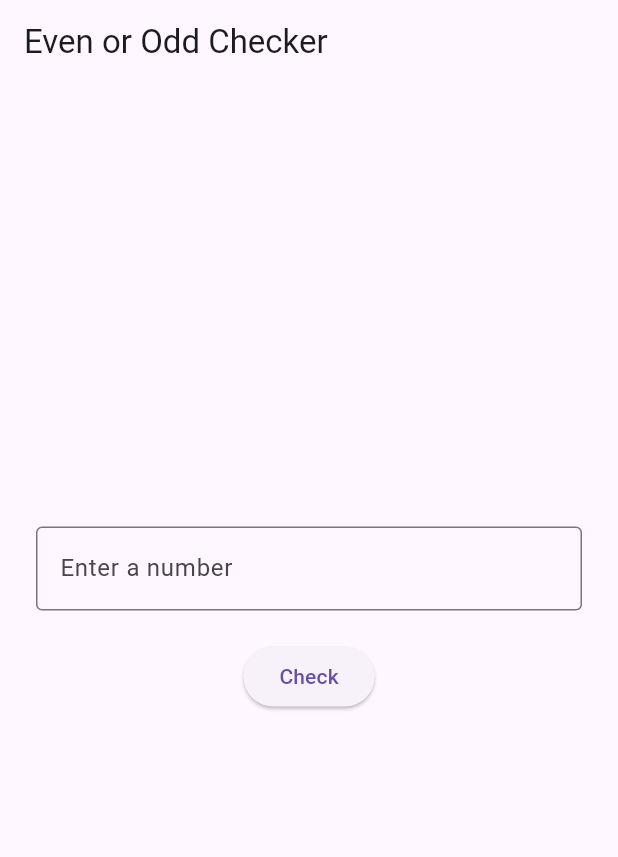
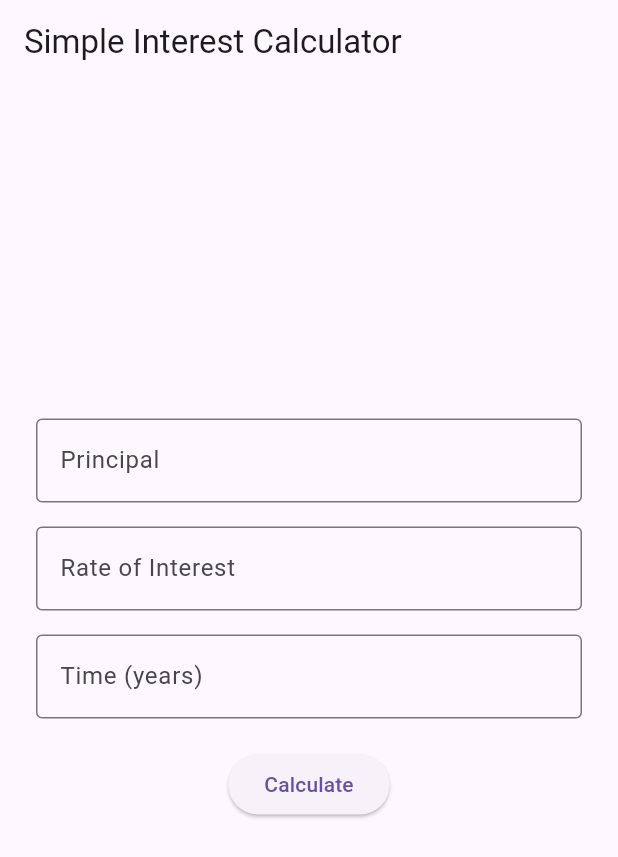
Before and after one commit to raghuprasadks/flutter_may_2025, a Flutter app: the screen it shows after launch, on a phone screen of 412 x 824 dp. Shown: the top 857 px of the screen. Run offline on Flutter 3.47's test engine with Material 3 defaults, Android fonts, the phone set to English and light mode, and no system bars.

Commit message:
simple interest

```diff
--- a/classes/Day3-flutter-14-may-2025.txt
+++ b/classes/Day3-flutter-14-may-2025.txt
@@ -13,5 +13,15 @@ commands for flutter
 3. flutter run
 4. flutter doctor
 
+https://dartpad.dev/
 
 2. Working with flutter widgets
+a. prime number
+b. Simple Interest
+
+Principal : <text box>
+Rate Of Interest : <text box>
+Time in Years :<text box>
+<Calculate>
+
+Simple Interest :
--- a/programs/flutterapp/flutterbasics/lib/main.dart
+++ b/programs/flutterapp/flutterbasics/lib/main.dart
@@ -12,19 +12,22 @@ class MyApp extends StatefulWidget {
 }
 
 class _MyAppState extends State<MyApp> {
-  final TextEditingController _controller = TextEditingController();
+  final TextEditingController _principalController = TextEditingController();
+  final TextEditingController _rateController = TextEditingController();
+  final TextEditingController _timeController = TextEditingController();
   String _result = '';
 
-  void _checkEvenOdd() {
-    final input = _controller.text;
-    final number = int.tryParse(input);
+  void _calculateSimpleInterest() {
+    final principal = double.tryParse(_principalController.text);
+    final rate = double.tryParse(_rateController.text);
+    final time = double.tryParse(_timeController.text);
+
     setState(() {
-      if (number == null) {
-        _result = 'Please enter a valid integer';
-      } else if (number % 2 == 0) {
-        _result = '$number is Even';
+      if (principal == null || rate == null || time == null) {
+        _result = 'Please enter valid numbers';
       } else {
-        _result = '$number is Odd';
+        final si = (principal * rate * time) / 100;
+        _result = 'Simple Interest: $si';
       }
     });
   }
@@ -33,7 +36,7 @@ class _MyAppState extends State<MyApp> {
   Widget build(BuildContext context) {
     return MaterialApp(
       home: Scaffold(
-        appBar: AppBar(title: const Text('Even or Odd Checker')),
+        appBar: AppBar(title: const Text('Simple Interest Calculator')),
         body: Center(
           child: Padding(
             padding: const EdgeInsets.all(24.0),
@@ -41,17 +44,35 @@ class _MyAppState extends State<MyApp> {
               mainAxisAlignment: MainAxisAlignment.center,
               children: [
                 TextField(
-                  controller: _controller,
+                  controller: _principalController,
                   keyboardType: TextInputType.number,
                   decoration: const InputDecoration(
-                    labelText: 'Enter a number',
+                    labelText: 'Principal',
+                    border: OutlineInputBorder(),
+                  ),
+                ),
+                const SizedBox(height: 16),
+                TextField(
+                  controller: _rateController,
+                  keyboardType: TextInputType.number,
+                  decoration: const InputDecoration(
+                    labelText: 'Rate of Interest',
+                    border: OutlineInputBorder(),
+                  ),
+                ),
+                const SizedBox(height: 16),
+                TextField(
+                  controller: _timeController,
+                  keyboardType: TextInputType.number,
+                  decoration: const InputDecoration(
+                    labelText: 'Time (years)',
                     border: OutlineInputBorder(),
                   ),
                 ),
                 const SizedBox(height: 20),
                 ElevatedButton(
-                  onPressed: _checkEvenOdd,
-                  child: const Text('Check'),
+                  onPressed: _calculateSimpleInterest,
+                  child: const Text('Calculate'),
                 ),
                 const SizedBox(height: 20),
                 Text(
```
Also changed, not shown: programs/flutterapp/flutterbasics/lib/5-evenorodd.dart (added, +68 -0 lines).
